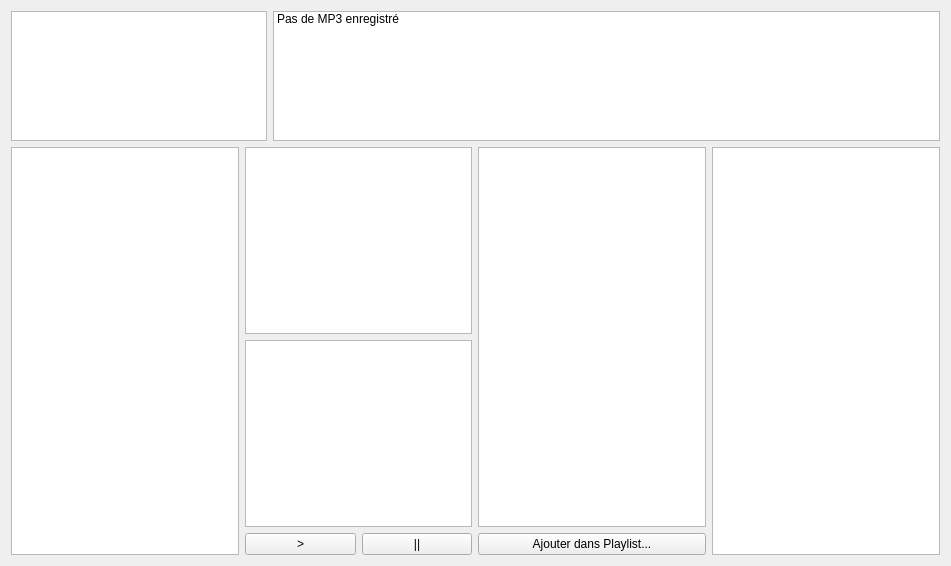
toopoormaghell/projet-musique, file ongletmp3.ui: the form before one commit.
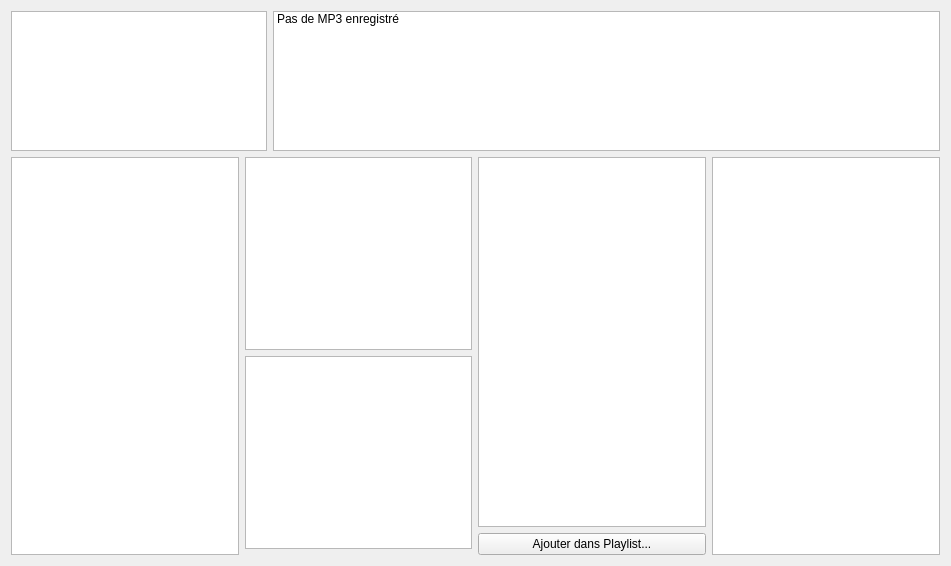
The form after the commit. Custom widgets are drawn as their Qt base class.

Patch:
```diff
--- a/ongletmp3.ui
+++ b/ongletmp3.ui
@@ -176,22 +176,10 @@
         <widget class="QTableWidget" name="Similaires"/>
        </item>
        <item>
-        <layout class="QHBoxLayout" name="horizontalLayout_3">
-         <item>
-          <widget class="QPushButton" name="Lecture">
-           <property name="text">
-            <string>&gt;</string>
-           </property>
-          </widget>
-         </item>
-         <item>
-          <widget class="QPushButton" name="Stop">
-           <property name="text">
-            <string>||</string>
-           </property>
-          </widget>
-         </item>
-        </layout>
+        <widget class="Player" name="m_player" native="true"/>
+       </item>
+       <item>
+        <layout class="QHBoxLayout" name="horizontalLayout_3"/>
        </item>
       </layout>
      </item>
@@ -216,6 +204,14 @@
    </item>
   </layout>
  </widget>
+ <customwidgets>
+  <customwidget>
+   <class>Player</class>
+   <extends>QWidget</extends>
+   <header>player.h</header>
+   <container>1</container>
+  </customwidget>
+ </customwidgets>
  <resources/>
  <connections/>
 </ui>
```
